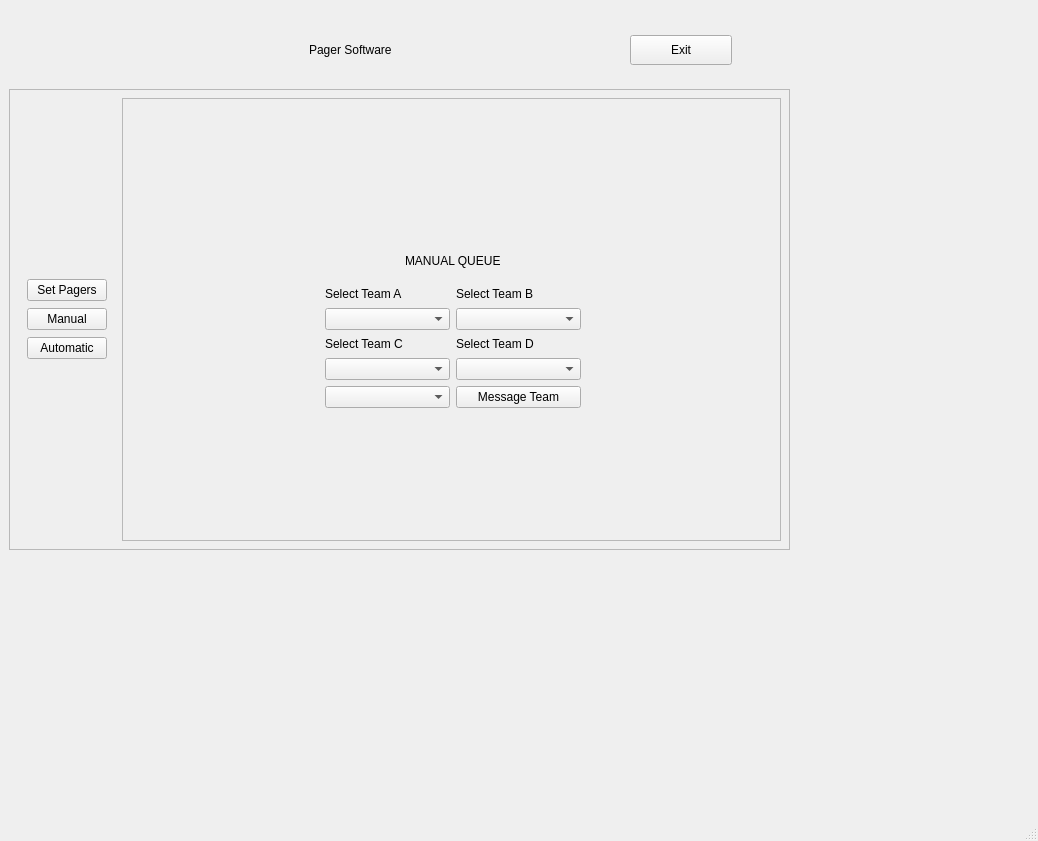
Qt form App/PCUI.ui (BotPager/pc-software) before a commit.
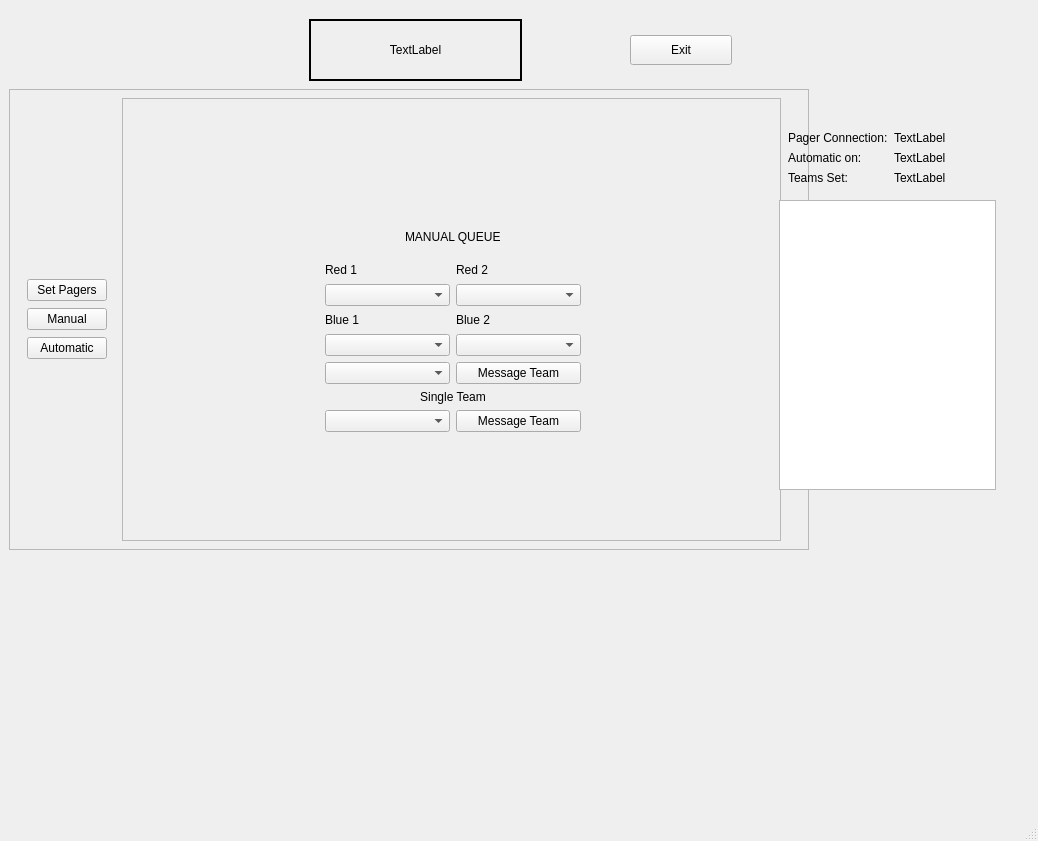
The same form after that commit.

Commit message: adding status indicator

Diff of the .ui file:
```diff
--- a/App/PCUI.ui
+++ b/App/PCUI.ui
@@ -22,7 +22,7 @@
      <rect>
       <x>9</x>
       <y>89</y>
-      <width>781</width>
+      <width>800</width>
       <height>461</height>
      </rect>
     </property>
@@ -143,19 +143,6 @@
             <number>1</number>
            </property>
            <widget class="QWidget" name="SetTeams">
-            <widget class="QLabel" name="label_2">
-             <property name="geometry">
-              <rect>
-               <x>90</x>
-               <y>360</y>
-               <width>49</width>
-               <height>16</height>
-              </rect>
-             </property>
-             <property name="text">
-              <string/>
-             </property>
-            </widget>
             <widget class="QFrame" name="verticalFrame">
              <property name="geometry">
               <rect>
@@ -559,7 +546,7 @@
                         </size>
                        </property>
                        <property name="text">
-                        <string>Select Team B</string>
+                        <string>Red 2</string>
                        </property>
                       </widget>
                      </item>
@@ -575,7 +562,7 @@
                         </size>
                        </property>
                        <property name="text">
-                        <string>Select Team A</string>
+                        <string>Red 1</string>
                        </property>
                       </widget>
                      </item>
@@ -603,7 +590,7 @@
                           </size>
                          </property>
                          <property name="text">
-                          <string>Select Team D</string>
+                          <string>Blue 2</string>
                          </property>
                         </widget>
                        </item>
@@ -616,7 +603,7 @@
                           </size>
                          </property>
                          <property name="text">
-                          <string>Select Team C</string>
+                          <string>Blue 1</string>
                          </property>
                         </widget>
                        </item>
@@ -638,6 +625,33 @@
                      </item>
                     </layout>
                    </item>
+                   <item>
+                    <layout class="QGridLayout" name="gridLayout_4"/>
+                   </item>
+                   <item>
+                    <widget class="QLabel" name="label_2">
+                     <property name="text">
+                      <string>Single Team</string>
+                     </property>
+                     <property name="alignment">
+                      <set>Qt::AlignmentFlag::AlignCenter</set>
+                     </property>
+                    </widget>
+                   </item>
+                   <item>
+                    <layout class="QHBoxLayout" name="horizontalLayout_8">
+                     <item>
+                      <widget class="QComboBox" name="TeamF_box"/>
+                     </item>
+                     <item>
+                      <widget class="QPushButton" name="Message_single">
+                       <property name="text">
+                        <string>Message Team</string>
+                       </property>
+                      </widget>
+                     </item>
+                    </layout>
+                   </item>
                    <item>
                     <spacer name="verticalSpacer_2">
                      <property name="orientation">
@@ -743,8 +757,14 @@
      <layout class="QHBoxLayout" name="horizontalLayout_4">
       <item>
        <widget class="QLabel" name="label">
+        <property name="frameShape">
+         <enum>QFrame::Shape::WinPanel</enum>
+        </property>
         <property name="text">
-         <string>Pager Software</string>
+         <string>TextLabel</string>
+        </property>
+        <property name="alignment">
+         <set>Qt::AlignmentFlag::AlignCenter</set>
         </property>
        </widget>
       </item>
@@ -764,6 +784,80 @@
      </property>
     </widget>
    </widget>
+   <widget class="QFrame" name="horizontalFrame">
+    <property name="geometry">
+     <rect>
+      <x>0</x>
+      <y>100</y>
+      <width>160</width>
+      <height>80</height>
+     </rect>
+    </property>
+    <layout class="QHBoxLayout" name="horizontalLayout_7"/>
+   </widget>
+   <widget class="QFrame" name="verticalFrame">
+    <property name="geometry">
+     <rect>
+      <x>770</x>
+      <y>113</y>
+      <width>235</width>
+      <height>386</height>
+     </rect>
+    </property>
+    <layout class="QVBoxLayout" name="verticalLayout_3">
+     <item>
+      <widget class="QFrame" name="gridFrame_2">
+       <layout class="QGridLayout" name="gridLayout_5">
+        <item row="2" column="0">
+         <widget class="QLabel" name="Teams_txt">
+          <property name="text">
+           <string>Teams Set:</string>
+          </property>
+         </widget>
+        </item>
+        <item row="2" column="1">
+         <widget class="QLabel" name="Teams_set_indicator">
+          <property name="text">
+           <string>TextLabel</string>
+          </property>
+         </widget>
+        </item>
+        <item row="1" column="1">
+         <widget class="QLabel" name="Automatic_indicator">
+          <property name="text">
+           <string>TextLabel</string>
+          </property>
+         </widget>
+        </item>
+        <item row="0" column="1">
+         <widget class="QLabel" name="Pager_conn_indicator">
+          <property name="text">
+           <string>TextLabel</string>
+          </property>
+         </widget>
+        </item>
+        <item row="1" column="0">
+         <widget class="QLabel" name="Automatic_txt">
+          <property name="text">
+           <string>Automatic on:</string>
+          </property>
+         </widget>
+        </item>
+        <item row="0" column="0">
+         <widget class="QLabel" name="Connection_txt">
+          <property name="text">
+           <string>Pager Connection:</string>
+          </property>
+         </widget>
+        </item>
+       </layout>
+      </widget>
+     </item>
+     <item>
+      <widget class="QTextBrowser" name="ErrorBox"/>
+     </item>
+    </layout>
+   </widget>
   </widget>
   <widget class="QStatusBar" name="statusbar"/>
  </widget>
```
